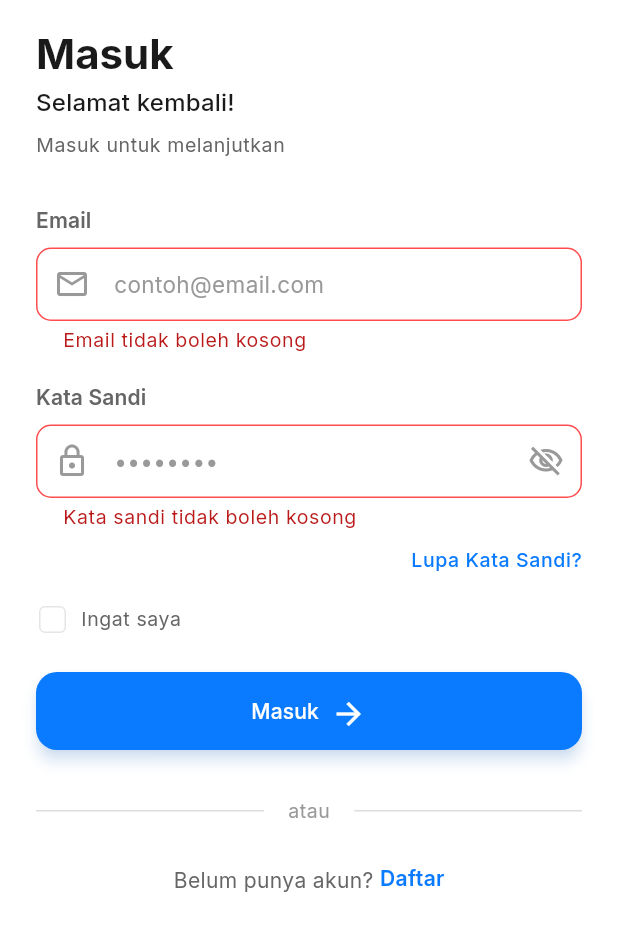
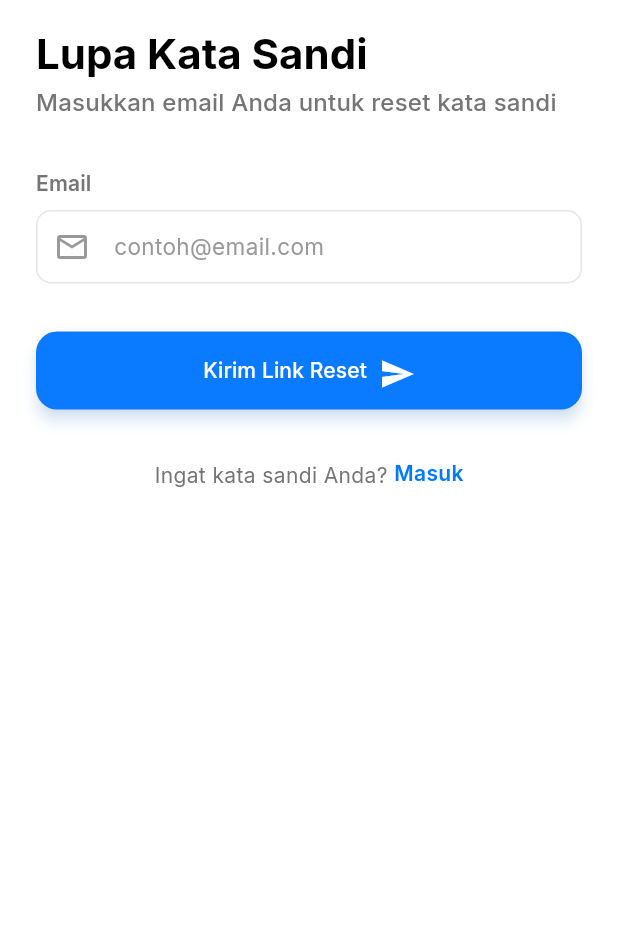
Before and after one commit to bacoti/orgamind, a Flutter app: the screen it shows after launch, after a tap on "Masuk", after a tap on "Lupa Kata Sandi?", on a phone screen of 412 x 824 dp. Shown: the top 931 px of the screen. Run offline on Flutter 3.47's test engine with Material 3 defaults, Android fonts, the phone set to English and light mode, and no system bars; our stand-ins replace google_fonts, shared_preferences; accounts and stored records are empty.

Commit message:
feat: Add Forgot Password screen and navigation from Login screen

```diff
--- /dev/null
+++ b/lib/screens/forgot_password_screen.dart
@@ -0,0 +1,229 @@
+import 'package:flutter/material.dart';
+import 'package:provider/provider.dart';
+import '../constants/strings.dart';
+import '../providers/auth_provider.dart';
+import '../widgets/common_widgets.dart';
+import 'login_screen.dart';
+
+class ForgotPasswordScreen extends StatefulWidget {
+  const ForgotPasswordScreen({Key? key}) : super(key: key);
+
+  @override
+  State<ForgotPasswordScreen> createState() => _ForgotPasswordScreenState();
+}
+
+class _ForgotPasswordScreenState extends State<ForgotPasswordScreen> {
+  late TextEditingController _emailController;
+  final _formKey = GlobalKey<FormState>();
+
+  @override
+  void initState() {
+    super.initState();
+    _emailController = TextEditingController();
+  }
+
+  @override
+  void dispose() {
+    _emailController.dispose();
+    super.dispose();
+  }
+
+  /// Validasi Email
+  String? _validateEmail(String? value) {
+    if (value == null || value.isEmpty) {
+      return AppStrings.emailRequired;
+    }
+    final emailRegex = RegExp(r'^[a-zA-Z0-9._%+-]+@[a-zA-Z0-9.-]+\.[a-zA-Z]{2,}$');
+    if (!emailRegex.hasMatch(value)) {
+      return AppStrings.emailInvalid;
+    }
+    return null;
+  }
+
+  /// Handle Reset Password
+  Future<void> _handleResetPassword() async {
+    if (_formKey.currentState!.validate()) {
+      LoadingDialog.show(context, message: AppStrings.loading);
+
+      // TODO: Implement forgot password functionality in AuthProvider
+      // For now, simulate success
+      await Future.delayed(const Duration(seconds: 2));
+
+      if (mounted) {
+        LoadingDialog.hide(context);
+
+        CustomAlertDialog.show(
+          context,
+          title: AppStrings.success,
+          message: 'Link reset password telah dikirim ke email Anda',
+          actionLabel: AppStrings.ok,
+          onAction: () {
+            Navigator.of(context).pushReplacement(
+              MaterialPageRoute(
+                builder: (context) => const LoginScreen(),
+              ),
+            );
+          },
+        );
+      }
+    }
+  }
+
+  @override
+  Widget build(BuildContext context) {
+    return Scaffold(
+      body: SafeArea(
+        child: SingleChildScrollView(
+          padding: const EdgeInsets.symmetric(horizontal: 24, vertical: 20),
+          child: Column(
+            crossAxisAlignment: CrossAxisAlignment.start,
+            children: [
+              // Header
+              Text(
+                'Lupa Kata Sandi',
+                style: Theme.of(context).textTheme.displayMedium?.copyWith(
+                      fontWeight: FontWeight.bold,
+                      color: Colors.black,
+                    ),
+              ),
+              const SizedBox(height: 4),
+              Text(
+                'Masukkan email Anda untuk reset kata sandi',
+                style: Theme.of(context).textTheme.titleMedium?.copyWith(
+                      fontWeight: FontWeight.w500,
+                      color: Colors.grey[600],
+                    ),
+              ),
+              const SizedBox(height: 32),
+
+              // Form
+              Form(
+                key: _formKey,
+                child: Column(
+                  children: [
+                    // Email Field
+                    Column(
+                      crossAxisAlignment: CrossAxisAlignment.start,
+                      children: [
+                        Text(
+                          AppStrings.email,
+                          style: Theme.of(context).textTheme.titleSmall?.copyWith(
+                                color: Colors.grey[600],
+                              ),
+                        ),
+                        const SizedBox(height: 8),
+                        TextFormField(
+                          controller: _emailController,
+                          validator: _validateEmail,
+                          keyboardType: TextInputType.emailAddress,
+                          style: Theme.of(context).textTheme.bodyMedium?.copyWith(
+                                color: Colors.black,
+                              ),
+                          decoration: InputDecoration(
+                            hintText: 'contoh@email.com',
+                            prefixIcon: const Icon(
+                              Icons.mail_outlined,
+                              color: Color(0xFF999999),
+                            ),
+                            contentPadding: const EdgeInsets.all(14),
+                            border: OutlineInputBorder(
+                              borderRadius: BorderRadius.circular(10),
+                              borderSide: const BorderSide(
+                                color: Color(0xFFE5E5E5),
+                              ),
+                            ),
+                            enabledBorder: OutlineInputBorder(
+                              borderRadius: BorderRadius.circular(10),
+                              borderSide: const BorderSide(
+                                color: Color(0xFFE5E5E5),
+                              ),
+                            ),
+                            focusedBorder: OutlineInputBorder(
+                              borderRadius: BorderRadius.circular(10),
+                              borderSide: const BorderSide(
+                                color: Color(0xFF007AFF),
+                                width: 2,
+                              ),
+                            ),
+                            errorBorder: OutlineInputBorder(
+                              borderRadius: BorderRadius.circular(10),
+                              borderSide: const BorderSide(
+                                color: Color(0xFFFF3B30),
+                              ),
+                            ),
+                            focusedErrorBorder: OutlineInputBorder(
+                              borderRadius: BorderRadius.circular(10),
+                              borderSide: const BorderSide(
+                                color: Color(0xFFFF3B30),
+                                width: 2,
+                              ),
+                            ),
+                          ),
+                        ),
+                      ],
+                    ),
+                    const SizedBox(height: 32),
+
+                    // Reset Password Button
+                    Consumer<AuthProvider>(
+                      builder: (context, authProvider, child) {
+                        return CustomElevatedButton(
+                          label: 'Kirim Link Reset',
+                          onPressed: _handleResetPassword,
+                          isLoading: authProvider.isLoading,
+                          icon: const Icon(
+                            Icons.send,
+                            size: 24,
+                            color: Colors.white,
+                          ),
+                        );
+                      },
+                    ),
+                  ],
+                ),
+              ),
+
+              const SizedBox(height: 32),
+
+              // Back to Login Link
+              Center(
+                child: RichText(
+                  text: TextSpan(
+                    children: [
+                      TextSpan(
+                        text: 'Ingat kata sandi Anda? ',
+                        style: Theme.of(context).textTheme.bodyMedium?.copyWith(
+                              color: Colors.grey[600],
+                            ),
+                      ),
+                      WidgetSpan(
+                        child: GestureDetector(
+                          onTap: () {
+                            Navigator.of(context).pushReplacement(
+                              MaterialPageRoute(
+                                builder: (context) => const LoginScreen(),
+                              ),
+                            );
+                          },
+                          child: Text(
+                            AppStrings.login,
+                            style: Theme.of(context).textTheme.bodyMedium?.copyWith(
+                                  color: Color(0xFF007AFF),
+                                  fontWeight: FontWeight.w600,
+                                ),
+                          ),
+                        ),
+                      ),
+                    ],
+                  ),
+                ),
+              ),
+
+              const SizedBox(height: 20),
+            ],
+          ),
+        ),
+      ),
+    );
+  }
+}
--- a/lib/screens/login_screen.dart
+++ b/lib/screens/login_screen.dart
@@ -6,6 +6,7 @@ import '../providers/auth_provider.dart';
 import '../widgets/common_widgets.dart';
 import 'register_screen.dart';
 import 'home_screen.dart';
+import 'forgot_password_screen.dart';
 
 class LoginScreen extends StatefulWidget {
   const LoginScreen({Key? key}) : super(key: key);
@@ -289,7 +290,11 @@ class _LoginScreenState extends State<LoginScreen> {
                       alignment: Alignment.centerRight,
                       child: TextButton(
                         onPressed: () {
-                          // TODO: Navigate to forgot password screen
+                          Navigator.of(context).push(
+                            MaterialPageRoute(
+                              builder: (context) => const ForgotPasswordScreen(),
+                            ),
+                          );
                         },
                         style: TextButton.styleFrom(
                           padding: EdgeInsets.zero,
```
